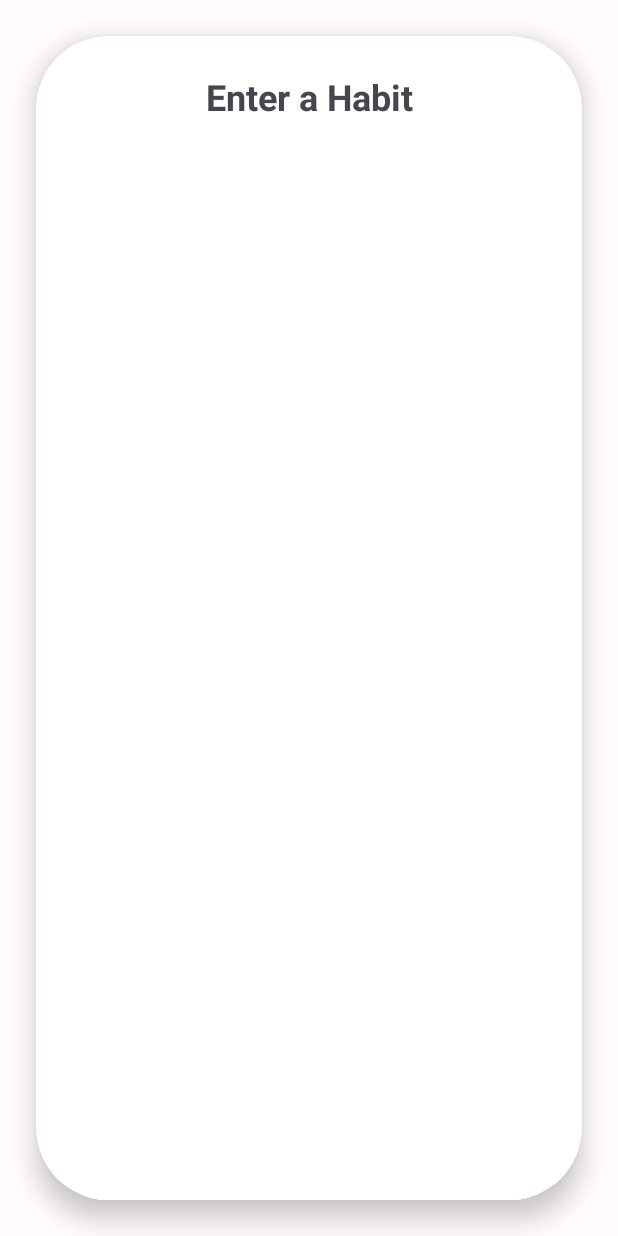
After one commit to stainley/Habit-Tracker, an Android app: the NewHabitFragment screen opened directly, with no data from a screen before it, on a phone screen of 412 x 824 dp. The commit adds this screen. Run offline under Robolectric (Android 15) with nearby library versions, the phone set to English and light mode, and no system bars; Roboto replaces fonts that are not available here.

Commit message:
HAB-37 Create a new habit initial set-up

```diff
--- a/app/build.gradle
+++ b/app/build.gradle
@@ -76,4 +76,6 @@ dependencies {
     implementation 'androidx.room:room-common:2.5.0'
     implementation 'androidx.room:room-runtime:2.5.0'
     implementation 'androidx.room:room-testing:2.5.0'
+
+    implementation "androidx.cardview:cardview:1.0.0"
 }
--- a/app/src/main/AndroidManifest.xml
+++ b/app/src/main/AndroidManifest.xml
@@ -16,6 +16,9 @@
             android:name=".view.home.HomeFragment"
             android:exported="false" />
         <activity
+            android:name=".view.newhabit.NewHabitFragment"
+            android:exported="false" />
+        <activity
             android:name=".MainActivity"
             android:exported="true">
             <intent-filter>
--- /dev/null
+++ b/app/src/main/java/ca/lambton/habittracker/view/newhabit/NewHabitFragment.java
@@ -0,0 +1,28 @@
+package ca.lambton.habittracker.view.newhabit;
+
+import android.os.Bundle;
+import android.view.LayoutInflater;
+
+import androidx.annotation.Nullable;
+import androidx.fragment.app.FragmentActivity;
+import androidx.fragment.app.FragmentManager;
+
+import ca.lambton.habittracker.databinding.FragmentNewHabitBinding;
+
+/**
+ * An example full-screen activity that shows and hides the system UI (i.e.
+ * status bar and navigation/system bar) with user interaction.
+ */
+public class NewHabitFragment extends FragmentActivity {
+
+    @Override
+    protected void onCreate(@Nullable Bundle savedInstanceState) {
+        super.onCreate(savedInstanceState);
+
+        ca.lambton.habittracker.databinding.FragmentNewHabitBinding binding = FragmentNewHabitBinding.inflate(LayoutInflater.from(this));
+        setContentView(binding.getRoot());
+
+
+        FragmentManager supportFragmentManager = getSupportFragmentManager();
+    }
+}
--- /dev/null
+++ b/app/src/main/res/drawable/ic_input_add.xml
@@ -0,0 +1,5 @@
+<vector android:height="24dp" android:tint="#000000"
+    android:viewportHeight="24" android:viewportWidth="24"
+    android:width="24dp" xmlns:android="http://schemas.android.com/apk/res/android">
+    <path android:fillColor="@android:color/white" android:pathData="M12,2C6.48,2 2,6.48 2,12s4.48,10 10,10 10,-4.48 10,-10S17.52,2 12,2zM17,13h-4v4h-2v-4L7,13v-2h4L11,7h2v4h4v2z"/>
+</vector>
--- /dev/null
+++ b/app/src/main/res/layout/fragment_new_habit.xml
@@ -0,0 +1,43 @@
+<?xml version="1.0" encoding="utf-8"?>
+<androidx.constraintlayout.widget.ConstraintLayout xmlns:android="http://schemas.android.com/apk/res/android"
+    xmlns:app="http://schemas.android.com/apk/res-auto"
+    xmlns:tools="http://schemas.android.com/tools"
+    android:layout_width="match_parent"
+    android:layout_height="match_parent"
+    tools:context=".view.newhabit.NewHabitFragment">
+    <androidx.cardview.widget.CardView
+        xmlns:card_view="http://schemas.android.com/apk/res-auto"
+        android:id="@+id/card_view"
+        android:layout_gravity="center"
+        android:layout_width="match_parent"
+        android:layout_height="match_parent"
+        card_view:cardCornerRadius="48dp"
+        android:layout_margin="24dp"
+        android:focusable="true"
+        android:paddingLeft="16dp"
+        android:paddingRight="16dp"
+        app:cardElevation="10dp"
+        app:cardMaxElevation="12dp"
+>
+
+        <androidx.constraintlayout.widget.ConstraintLayout
+            android:layout_width="match_parent"
+            android:layout_height="match_parent"
+            android:id="@+id/newHabitLayout">
+
+            <TextView
+                android:id="@+id/greeting_message_label"
+                android:layout_width="wrap_content"
+                android:layout_height="wrap_content"
+                android:layout_marginTop="24dp"
+                android:text="Enter a Habit"
+                android:textSize="24sp"
+                android:textStyle="bold"
+                app:layout_constraintLeft_toLeftOf="parent"
+                app:layout_constraintRight_toRightOf="parent"
+                app:layout_constraintTop_toTopOf="parent"/>
+
+        </androidx.constraintlayout.widget.ConstraintLayout>
+    </androidx.cardview.widget.CardView>
+
+</androidx.constraintlayout.widget.ConstraintLayout>
```
Also changed, not shown: app/src/main/java/ca/lambton/habittracker/MainActivity.java (+11 -1 lines), app/src/main/res/layout/activity_main.xml (+10 -3 lines), app/src/main/res/layout/fragment_home.xml (+10 -1 lines).
